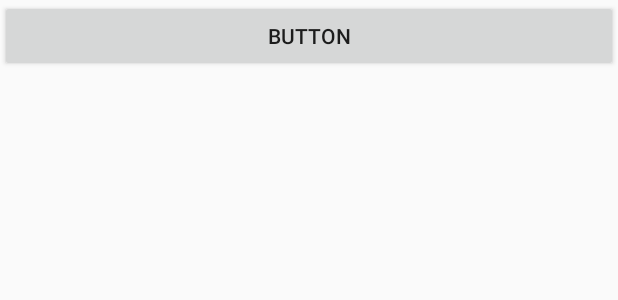
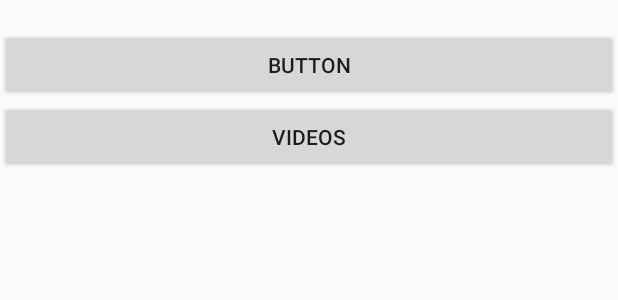
Before and after one commit to carolineschwartz/Projet_Fin_Formation_SA, an Android app: the layout row_sport.xml on its own in the app's theme, with its tools: preview values and no code run, on a phone screen of 412 x 824 dp. Shown: the top 300 px of the screen. Run offline under Robolectric (Android 15) with nearby library versions, the phone set to English and light mode, and no system bars; network calls fail.

```diff
--- a/app/src/main/res/layout/row_sport.xml
+++ b/app/src/main/res/layout/row_sport.xml
@@ -1,11 +1,21 @@
 <?xml version="1.0" encoding="utf-8"?>
 <LinearLayout xmlns:android="http://schemas.android.com/apk/res/android"
-    android:orientation="vertical" android:layout_width="match_parent"
-    android:layout_height="match_parent">
+    android:layout_width="match_parent" android:layout_height="match_parent" android:orientation="vertical">
+    <TextView
+        android:id="@+id/text_view_sport_name"
+        android:layout_width="match_parent"
+        android:layout_height="wrap_content" />
 
     <Button
         android:id="@+id/btnNomSport"
         android:layout_width="match_parent"
         android:layout_height="wrap_content"
         android:text="Button" />
+
+    <Button
+        android:id="@+id/btnVideoSport"
+        android:layout_width="match_parent"
+        android:layout_height="wrap_content"
+        android:text="Videos" />
+        />
 </LinearLayout>
```
Also changed, not shown: app/src/main/java/com/example/androidclient/ProfilUtilisateur.java (+13 -2 lines), app/src/main/java/com/example/androidclient/VideoActivity.java (added, +25 -0 lines), app/src/main/java/com/example/androidclient/modele/SportAdapter.java (+154 -103 lines), app/src/main/res/layout/activity_profil_utilisateur.xml (+9 -0 lines).
